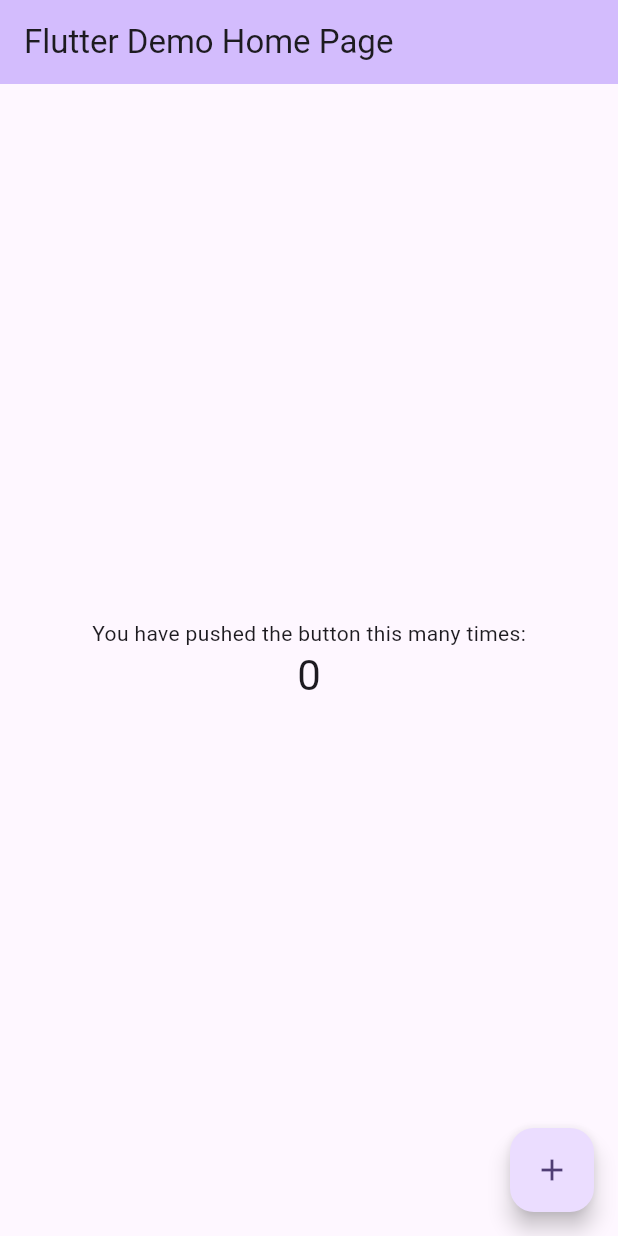
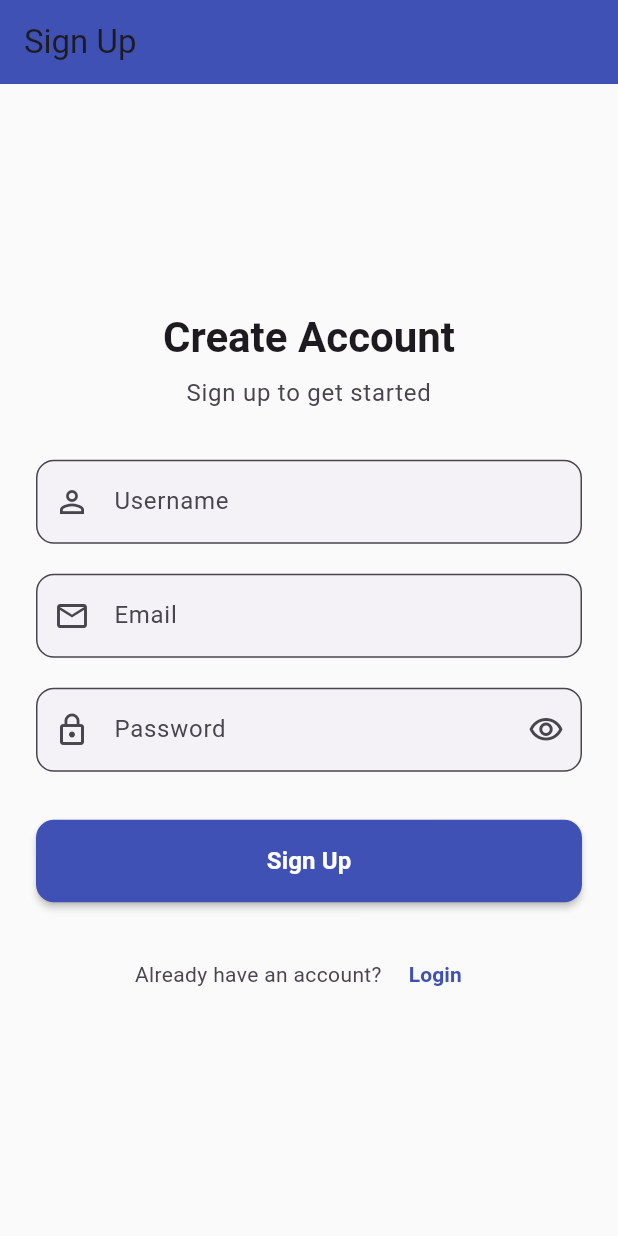
Before and after one commit to Jhapratik56/test, a Flutter app: the screen it shows after launch, on a phone screen of 412 x 824 dp. Run offline on Flutter 3.47's test engine with Material 3 defaults, Android fonts, the light colour scheme and no system bars; our stand-ins replace firebase_auth, firebase_core; accounts and stored records are empty.

Commit message:
login singup created

```diff
--- a/lib/main.dart
+++ b/lib/main.dart
@@ -1,126 +1,24 @@
 import 'package:flutter/material.dart';
+import 'package:quiz_khel/pages/auth/login_page.dart';
+import 'package:quiz_khel/pages/auth/signup_page.dart';
+import 'package:quiz_khel/pages/home_page.dart';
 import 'package:firebase_core/firebase_core.dart';
 
-
-void main() async {
+void main() async{
   WidgetsFlutterBinding.ensureInitialized();
   await Firebase.initializeApp();
-  runApp(MyApp());
+  runApp(const MyApp());
 }
 
 class MyApp extends StatelessWidget {
   const MyApp({super.key});
-
-  // This widget is the root of your application.
   @override
   Widget build(BuildContext context) {
     return MaterialApp(
-      title: 'Flutter Demo',
-      theme: ThemeData(
-        // This is the theme of your application.
-        //
-        // TRY THIS: Try running your application with "flutter run". You'll see
-        // the application has a purple toolbar. Then, without quitting the app,
-        // try changing the seedColor in the colorScheme below to Colors.green
-        // and then invoke "hot reload" (save your changes or press the "hot
-        // reload" button in a Flutter-supported IDE, or press "r" if you used
-        // the command line to start the app).
-        //
-        // Notice that the counter didn't reset back to zero; the application
-        // state is not lost during the reload. To reset the state, use hot
-        // restart instead.
-        //
-        // This works for code too, not just values: Most code changes can be
-        // tested with just a hot reload.
-        colorScheme: ColorScheme.fromSeed(seedColor: Colors.deepPurple),
-      ),
-      home: const MyHomePage(title: 'Flutter Demo Home Page'),
+      title: 'Flutter Auth Demo',
+      theme: ThemeData(primarySwatch: Colors.indigo),
+      home:SignupPage(),
+
     );
   }
 }
-
-class MyHomePage extends StatefulWidget {
-  const MyHomePage({super.key, required this.title});
-
-  // This widget is the home page of your application. It is stateful, meaning
-  // that it has a State object (defined below) that contains fields that affect
-  // how it looks.
-
-  // This class is the configuration for the state. It holds the values (in this
-  // case the title) provided by the parent (in this case the App widget) and
-  // used by the build method of the State. Fields in a Widget subclass are
-  // always marked "final".
-
-  final String title;
-
-  @override
-  State<MyHomePage> createState() => _MyHomePageState();
-}
-
-class _MyHomePageState extends State<MyHomePage> {
-  int _counter = 0;
-
-  void _incrementCounter() {
-    setState(() {
-      // This call to setState tells the Flutter framework that something has
-      // changed in this State, which causes it to rerun the build method below
-      // so that the display can reflect the updated values. If we changed
-      // _counter without calling setState(), then the build method would not be
-      // called again, and so nothing would appear to happen.
-      _counter++;
-    });
-  }
-
-  @override
-  Widget build(BuildContext context) {
-    // This method is rerun every time setState is called, for instance as done
-    // by the _incrementCounter method above.
-    //
-    // The Flutter framework has been optimized to make rerunning build methods
-    // fast, so that you can just rebuild anything that needs updating rather
-    // than having to individually change instances of widgets.
-    return Scaffold(
-      appBar: AppBar(
-        // TRY THIS: Try changing the color here to a specific color (to
-        // Colors.amber, perhaps?) and trigger a hot reload to see the AppBar
-        // change color while the other colors stay the same.
-        backgroundColor: Theme.of(context).colorScheme.inversePrimary,
-        // Here we take the value from the MyHomePage object that was created by
-        // the App.build method, and use it to set our appbar title.
-        title: Text(widget.title),
-      ),
-      body: Center(
-        // Center is a layout widget. It takes a single child and positions it
-        // in the middle of the parent.
-        child: Column(
-          // Column is also a layout widget. It takes a list of children and
-          // arranges them vertically. By default, it sizes itself to fit its
-          // children horizontally, and tries to be as tall as its parent.
-          //
-          // Column has various properties to control how it sizes itself and
-          // how it positions its children. Here we use mainAxisAlignment to
-          // center the children vertically; the main axis here is the vertical
-          // axis because Columns are vertical (the cross axis would be
-          // horizontal).
-          //
-          // TRY THIS: Invoke "debug painting" (choose the "Toggle Debug Paint"
-          // action in the IDE, or press "p" in the console), to see the
-          // wireframe for each widget.
-          mainAxisAlignment: MainAxisAlignment.center,
-          children: <Widget>[
-            const Text('You have pushed the button this many times:'),
-            Text(
-              '$_counter',
-              style: Theme.of(context).textTheme.headlineMedium,
-            ),
-          ],
-        ),
-      ),
-      floatingActionButton: FloatingActionButton(
-        onPressed: _incrementCounter,
-        tooltip: 'Increment',
-        child: const Icon(Icons.add),
-      ), // This trailing comma makes auto-formatting nicer for build methods.
-    );
-  }
-}
--- a/lib/pages/auth/signup_page.dart
+++ b/lib/pages/auth/signup_page.dart
@@ -0,0 +1,261 @@
+import 'package:flutter/material.dart';
+import 'package:quiz_khel/services/auth_services.dart';
+import '../home_page.dart';
+import 'login_page.dart';
+
+class SignupPage extends StatefulWidget {
+  const SignupPage({super.key});
+
+  @override
+  State<SignupPage> createState() => _SignupPageState();
+}
+
+class _SignupPageState extends State<SignupPage> {
+  final _nameController = TextEditingController();
+  final _emailController = TextEditingController();
+  final _passwordController = TextEditingController();
+  final _formKey = GlobalKey<FormState>();
+  final _authService = AuthService();
+
+  bool _isPasswordVisible = false;
+  bool _isLoading = false;
+
+  @override
+  void dispose() {
+    _nameController.dispose();
+    _emailController.dispose();
+    _passwordController.dispose();
+    super.dispose();
+  }
+
+  void _togglePasswordVisibility() {
+    setState(() {
+      _isPasswordVisible = !_isPasswordVisible;
+    });
+  }
+
+  Future<void> _handleSignup() async {
+    if (_formKey.currentState!.validate()) {
+      setState(() => _isLoading = true);
+
+      String? result = await _authService.signUp(
+        name: _nameController.text.trim(),
+        email: _emailController.text.trim(),
+        password: _passwordController.text.trim(),
+      );
+
+      setState(() => _isLoading = false);
+
+      if (result == null) {
+        if (mounted) {
+          Navigator.pushReplacement(
+            context,
+            MaterialPageRoute(builder: (_) => const HomePage()),
+          );
+        }
+      } else {
+        if (mounted) {
+          ScaffoldMessenger.of(context).showSnackBar(
+            SnackBar(content: Text(result)),
+          );
+        }
+      }
+    }
+  }
+
+  @override
+  Widget build(BuildContext context) {
+    return Scaffold(
+      backgroundColor: Colors.grey[50],
+      appBar: AppBar(
+        title: const Text('Sign Up'),
+        backgroundColor: Colors.indigo,
+      ),
+      body: Center(
+        child: SingleChildScrollView(
+          padding: const EdgeInsets.all(24.0),
+          child: Container(
+            width: double.infinity,
+            constraints: const BoxConstraints(maxWidth: 400),
+            child: Form(
+              key: _formKey,
+              child: Column(
+                crossAxisAlignment: CrossAxisAlignment.stretch,
+                children: [
+                  Text(
+                    'Create Account',
+                    style: Theme.of(context).textTheme.headlineMedium?.copyWith(
+                          fontWeight: FontWeight.bold,
+                          color: Theme.of(context).colorScheme.onSurface,
+                        ),
+                    textAlign: TextAlign.center,
+                  ),
+                  const SizedBox(height: 8),
+                  Text(
+                    'Sign up to get started',
+                    style: Theme.of(context).textTheme.bodyLarge?.copyWith(
+                          color: Theme.of(context).colorScheme.onSurfaceVariant,
+                        ),
+                    textAlign: TextAlign.center,
+                  ),
+                  const SizedBox(height: 32),
+
+                  // Name field
+                  TextFormField(
+                    controller: _nameController,
+                    textInputAction: TextInputAction.next,
+                    decoration: InputDecoration(
+                      labelText: 'Username',
+                      hintText: 'Enter your username',
+                      prefixIcon: const Icon(Icons.person_outline),
+                      border: OutlineInputBorder(
+                        borderRadius: BorderRadius.circular(12),
+                      ),
+                      filled: true,
+                      fillColor:
+                          Theme.of(context).colorScheme.surfaceVariant.withOpacity(0.3),
+                    ),
+                    validator: (value) {
+                      if (value == null || value.isEmpty) {
+                        return 'Please enter your username';
+                      }
+                      return null;
+                    },
+                  ),
+                  const SizedBox(height: 20),
+
+                  // Email field
+                  TextFormField(
+                    controller: _emailController,
+                    keyboardType: TextInputType.emailAddress,
+                    textInputAction: TextInputAction.next,
+                    decoration: InputDecoration(
+                      labelText: 'Email',
+                      hintText: 'Enter your email',
+                      prefixIcon: const Icon(Icons.email_outlined),
+                      border: OutlineInputBorder(
+                        borderRadius: BorderRadius.circular(12),
+                      ),
+                      filled: true,
+                      fillColor:
+                          Theme.of(context).colorScheme.surfaceVariant.withOpacity(0.3),
+                    ),
+                    validator: (value) {
+                      if (value == null || value.isEmpty) {
+                        return 'Please enter your email';
+                      }
+                      if (!RegExp(r'^[\w-\.]+@([\w-]+\.)+[\w-]{2,4}$')
+                          .hasMatch(value)) {
+                        return 'Please enter a valid email';
+                      }
+                      return null;
+                    },
+                  ),
+                  const SizedBox(height: 20),
+
+                  // Password field
+                  TextFormField(
+                    controller: _passwordController,
+                    obscureText: !_isPasswordVisible,
+                    textInputAction: TextInputAction.done,
+                    onFieldSubmitted: (_) => _handleSignup(),
+                    decoration: InputDecoration(
+                      labelText: 'Password',
+                      hintText: 'Enter your password',
+                      prefixIcon: const Icon(Icons.lock_outline),
+                      suffixIcon: IconButton(
+                        icon: Icon(
+                          _isPasswordVisible
+                              ? Icons.visibility_off_outlined
+                              : Icons.visibility_outlined,
+                        ),
+                        onPressed: _togglePasswordVisibility,
+                        tooltip: _isPasswordVisible ? 'Hide password' : 'Show password',
+                      ),
+                      border: OutlineInputBorder(
+                        borderRadius: BorderRadius.circular(12),
+                      ),
+                      filled: true,
+                      fillColor:
+                          Theme.of(context).colorScheme.surfaceVariant.withOpacity(0.3),
+                    ),
+                    validator: (value) {
+                      if (value == null || value.isEmpty) {
+                        return 'Please enter your password';
+                      }
+                      if (value.length < 6) {
+                        return 'Password must be at least 6 characters';
+                      }
+                      return null;
+                    },
+                  ),
+                  const SizedBox(height: 32),
+
+                  // Signup button
+                  ElevatedButton(
+                    onPressed: _isLoading ? null : _handleSignup,
+                    style: ElevatedButton.styleFrom(
+                      backgroundColor: Colors.indigo,
+                      foregroundColor: Colors.white,
+                      padding: const EdgeInsets.symmetric(vertical: 16),
+                      shape: RoundedRectangleBorder(
+                        borderRadius: BorderRadius.circular(12),
+                      ),
+                      elevation: 2,
+                    ),
+                    child: _isLoading
+                        ? const SizedBox(
+                            height: 20,
+                            width: 20,
+                            child: CircularProgressIndicator(
+                              strokeWidth: 2,
+                              valueColor: AlwaysStoppedAnimation<Color>(Colors.white),
+                            ),
+                          )
+                        : const Text(
+                            'Sign Up',
+                            style: TextStyle(
+                              fontSize: 16,
+                              fontWeight: FontWeight.w600,
+                            ),
+                          ),
+                  ),
+
+                  const SizedBox(height: 24),
+
+                  // Already have account? Login link
+                  Row(
+                    mainAxisAlignment: MainAxisAlignment.center,
+                    children: [
+                      Text(
+                        "Already have an account? ",
+                        style: Theme.of(context).textTheme.bodyMedium?.copyWith(
+                              color: Theme.of(context).colorScheme.onSurfaceVariant,
+                            ),
+                      ),
+                      TextButton(
+                        onPressed: () {
+                          Navigator.pushReplacement(
+                            context,
+                            MaterialPageRoute(builder: (_) => const LoginPage()),
+                          );
+                        },
+                        child: Text(
+                          'Login',
+                          style: TextStyle(
+                            color: Colors.indigo,
+                            fontWeight: FontWeight.w600,
+                          ),
+                        ),
+                      ),
+                    ],
+                  ),
+                ],
+              ),
+            ),
+          ),
+        ),
+      ),
+    );
+  }
+}
--- /dev/null
+++ b/lib/services/auth_services.dart
@@ -0,0 +1,36 @@
+import 'package:firebase_auth/firebase_auth.dart';
+
+class AuthService {
+  final FirebaseAuth _auth = FirebaseAuth.instance;
+
+  Future<String?> signUp({
+    required String name,
+    required String email,
+    required String password,
+  }) async {
+    try {
+      UserCredential userCredential = await _auth.createUserWithEmailAndPassword(email: email, password: password);
+
+      await userCredential.user!.updateDisplayName(name);
+      return null; // success
+    } on FirebaseAuthException catch (e) {
+      return e.message;
+    }
+  }
+
+  Future<String?> login({
+    required String email,
+    required String password,
+  }) async {
+    try {
+      await _auth.signInWithEmailAndPassword(email: email, password: password);
+      return null; // success
+    } on FirebaseAuthException catch (e) {
+      return e.message;
+    }
+  }
+
+  Future<void> logout() async {
+    await _auth.signOut();
+  }
+}
```
Also changed, not shown: lib/pages/auth/login_page.dart (+214 -0 lines), lib/pages/home_page.dart (added, +10 -0 lines), flutter_01.png (added).
